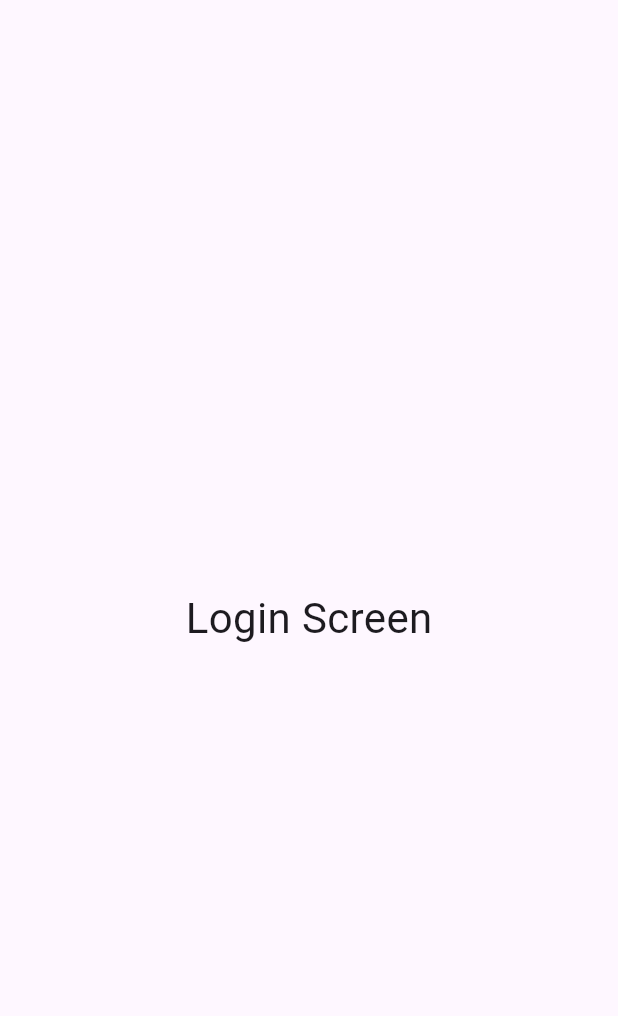
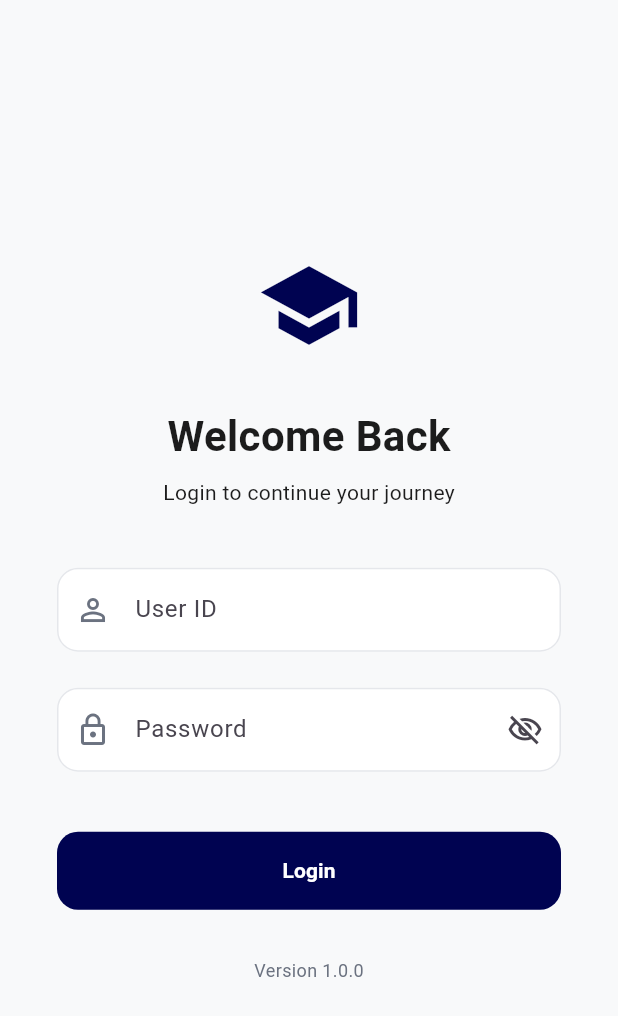
Before and after one commit to intellektproject-maker/igc, a Flutter app: the LoginScreen screen opened by its route, on a phone screen of 412 x 824 dp. Shown: the top 1016 px of the screen. Run offline on Flutter 3.47's test engine with Material 3 defaults, Android fonts, the phone set to English and light mode, and no system bars; our stand-ins replace go_router, google_fonts.

Commit message:
feat: add authentication flow and dashboard shell

```diff
--- a/lib/features/authentication/screens/login_screen.dart
+++ b/lib/features/authentication/screens/login_screen.dart
@@ -1,15 +1,83 @@
 import 'package:flutter/material.dart';
+
+import '../../../core/design_system/design_system.dart';
+import '../../../shared/widgets/app_button.dart';
+import '../../../shared/widgets/app_text_field.dart';
+import '../../dashboard/screens/dashboard_screen.dart';
 
 class LoginScreen extends StatelessWidget {
   const LoginScreen({super.key});
 
   @override
   Widget build(BuildContext context) {
-    return const Scaffold(
+    return Scaffold(
+      backgroundColor: AppColors.background,
       body: Center(
-        child: Text(
-          'Login Screen',
-          style: TextStyle(fontSize: 28),
+        child: SizedBox(
+          width: 400,
+          child: Padding(
+            padding: const EdgeInsets.all(AppSpacing.xl),
+            child: Column(
+              mainAxisAlignment: MainAxisAlignment.center,
+              children: [
+                const Icon(
+                  Icons.school,
+                  size: 70,
+                  color: AppColors.primary,
+                ),
+
+                const SizedBox(height: AppSpacing.xl),
+
+                Text(
+                  "Welcome Back",
+                  style: AppTypography.headlineLarge,
+                ),
+
+                const SizedBox(height: AppSpacing.sm),
+
+                Text(
+                  "Login to continue your journey",
+                  style: AppTypography.bodyMedium,
+                ),
+
+                const SizedBox(height: AppSpacing.xxl),
+
+                const AppTextField(
+                  hintText: "User ID",
+                  prefixIcon: Icons.person_outline,
+                ),
+
+                const SizedBox(height: AppSpacing.lg),
+
+                const AppTextField(
+                  hintText: "Password",
+                  prefixIcon: Icons.lock_outline,
+                  obscureText: true,
+                ),
+
+                const SizedBox(height: AppSpacing.xxl),
+
+                AppButton(
+                  text: "Login",
+                  onPressed: () {
+                    Navigator.pushReplacement(
+                      context,
+                      MaterialPageRoute(
+                        builder: (_) => const DashboardScreen(),
+                      ),
+                    );
+                  },
+                ),
+
+                const SizedBox(height: AppSpacing.xl),
+
+                Text(
+                  "Version 1.0.0",
+                  style: AppTypography.bodySmall,
+                ),
+              ],
+            ),
+          ),
         ),
       ),
     );
--- a/lib/shared/widgets/app_text_field.dart
+++ b/lib/shared/widgets/app_text_field.dart
@@ -0,0 +1,134 @@
+import 'package:flutter/material.dart';
+
+import '../../core/design_system/design_system.dart';
+
+class AppTextField extends StatefulWidget {
+  final TextEditingController? controller;
+  final String hintText;
+  final String? labelText;
+  final IconData? prefixIcon;
+  final IconData? suffixIcon;
+  final bool obscureText;
+  final bool enabled;
+  final TextInputType keyboardType;
+  final String? Function(String?)? validator;
+  final void Function(String)? onChanged;
+  final VoidCallback? onSuffixPressed;
+
+  const AppTextField({
+    super.key,
+    this.controller,
+    required this.hintText,
+    this.labelText,
+    this.prefixIcon,
+    this.suffixIcon,
+    this.obscureText = false,
+    this.enabled = true,
+    this.keyboardType = TextInputType.text,
+    this.validator,
+    this.onChanged,
+    this.onSuffixPressed,
+  });
+
+  @override
+  State<AppTextField> createState() => _AppTextFieldState();
+}
+
+class _AppTextFieldState extends State<AppTextField> {
+  late bool _obscure;
+
+  @override
+  void initState() {
+    super.initState();
+    _obscure = widget.obscureText;
+  }
+
+  @override
+  Widget build(BuildContext context) {
+    return TextFormField(
+      controller: widget.controller,
+      enabled: widget.enabled,
+      keyboardType: widget.keyboardType,
+      validator: widget.validator,
+      onChanged: widget.onChanged,
+      obscureText: _obscure,
+      style: AppTypography.bodyLarge,
+      decoration: InputDecoration(
+        labelText: widget.labelText,
+        hintText: widget.hintText,
+
+        prefixIcon: widget.prefixIcon == null
+            ? null
+            : Icon(
+          widget.prefixIcon,
+          color: AppColors.textSecondary,
+        ),
+
+        suffixIcon: widget.obscureText
+            ? IconButton(
+          icon: Icon(
+            _obscure
+                ? Icons.visibility_off_outlined
+                : Icons.visibility_outlined,
+          ),
+          onPressed: () {
+            setState(() {
+              _obscure = !_obscure;
+            });
+          },
+        )
+            : widget.suffixIcon == null
+            ? null
+            : IconButton(
+          icon: Icon(widget.suffixIcon),
+          onPressed: widget.onSuffixPressed,
+        ),
+
+        filled: true,
+        fillColor: AppColors.surface,
+
+        contentPadding: const EdgeInsets.symmetric(
+          horizontal: AppSpacing.md,
+          vertical: AppSpacing.md,
+        ),
+
+        border: OutlineInputBorder(
+          borderRadius: BorderRadius.circular(AppRadius.input),
+          borderSide: const BorderSide(
+            color: AppColors.border,
+          ),
+        ),
+
+        enabledBorder: OutlineInputBorder(
+          borderRadius: BorderRadius.circular(AppRadius.input),
+          borderSide: const BorderSide(
+            color: AppColors.border,
+          ),
+        ),
+
+        focusedBorder: OutlineInputBorder(
+          borderRadius: BorderRadius.circular(AppRadius.input),
+          borderSide: const BorderSide(
+            color: AppColors.primary,
+            width: 2,
+          ),
+        ),
+
+        errorBorder: OutlineInputBorder(
+          borderRadius: BorderRadius.circular(AppRadius.input),
+          borderSide: const BorderSide(
+            color: AppColors.error,
+          ),
+        ),
+
+        focusedErrorBorder: OutlineInputBorder(
+          borderRadius: BorderRadius.circular(AppRadius.input),
+          borderSide: const BorderSide(
+            color: AppColors.error,
+            width: 2,
+          ),
+        ),
+      ),
+    );
+  }
+}
```
Also changed, not shown: lib/features/dashboard/screens/dashboard_screen.dart (added, +32 -0 lines), lib/features/dashboard/widgets/dashboard_content.dart (added, +21 -0 lines), lib/features/dashboard/widgets/dashboard_sidebar.dart (added, +24 -0 lines), lib/features/dashboard/widgets/dashboard_topbar.dart (added, +21 -0 lines).
